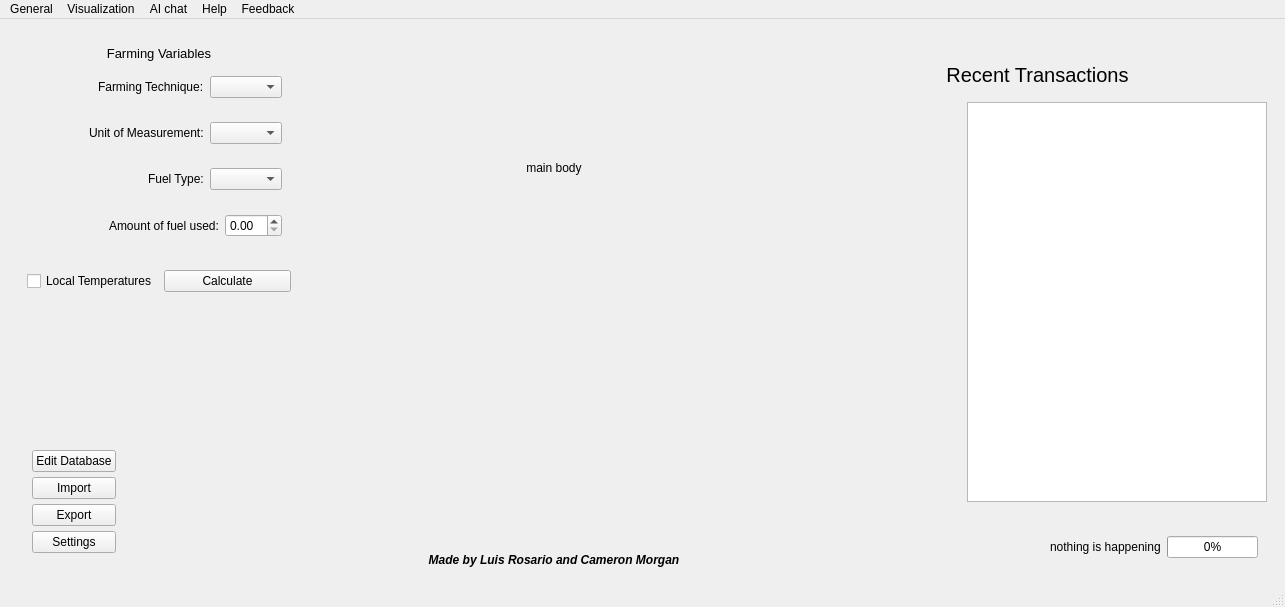
Qt form src/data/resources/GUI_files/main_window.ui (Luis-Rosario-Alers/CarbonCalculator) before a commit.
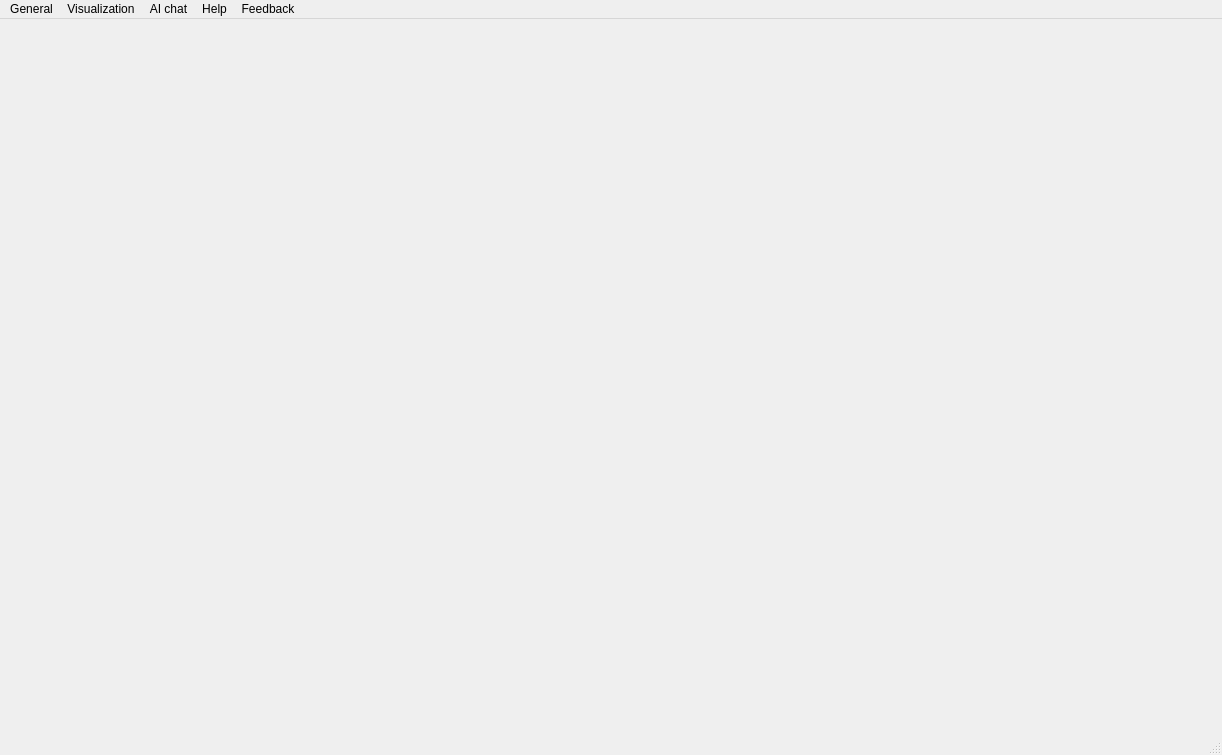
The same form after that commit.

Commit message: :construction: add proper database initialization at startup

Patch:
```diff
--- a/src/data/resources/GUI_files/main_window.ui
+++ b/src/data/resources/GUI_files/main_window.ui
@@ -6,8 +6,8 @@
    <rect>
     <x>0</x>
     <y>0</y>
-    <width>1285</width>
-    <height>607</height>
+    <width>1222</width>
+    <height>755</height>
    </rect>
   </property>
   <property name="windowTitle">
@@ -17,310 +17,15 @@
    <property name="autoFillBackground">
     <bool>false</bool>
    </property>
-   <layout class="QHBoxLayout" name="horizontalLayout">
-    <item>
-     <widget class="QWidget" name="leftBar" native="true">
-      <property name="maximumSize">
-       <size>
-        <width>300</width>
-        <height>16777215</height>
-       </size>
-      </property>
-      <layout class="QVBoxLayout" name="verticalLayout_2">
-       <item>
-        <widget class="QWidget" name="farmingVariablesWidget" native="true">
-         <layout class="QVBoxLayout" name="verticalLayout_3">
-          <item>
-           <widget class="QLabel" name="farmingVariablesLabel">
-            <property name="font">
-             <font>
-              <pointsize>10</pointsize>
-             </font>
-            </property>
-            <property name="text">
-             <string>Farming Variables</string>
-            </property>
-            <property name="alignment">
-             <set>Qt::AlignmentFlag::AlignCenter</set>
-            </property>
-           </widget>
-          </item>
-          <item alignment="Qt::AlignmentFlag::AlignRight">
-           <widget class="QWidget" name="farmingTechniqueWidget" native="true">
-            <layout class="QHBoxLayout" name="horizontalLayout_8">
-             <item>
-              <widget class="QLabel" name="farmingTechniqueLabel">
-               <property name="text">
-                <string>Farming Technique:</string>
-               </property>
-              </widget>
-             </item>
-             <item>
-              <widget class="QComboBox" name="farmingTechniqueComboBox"/>
-             </item>
-            </layout>
-           </widget>
-          </item>
-          <item alignment="Qt::AlignmentFlag::AlignRight">
-           <widget class="QWidget" name="unitOfMeasurementWidget" native="true">
-            <layout class="QHBoxLayout" name="horizontalLayout_7">
-             <item>
-              <widget class="QLabel" name="unitOfMeasurementLabel">
-               <property name="text">
-                <string>Unit of Measurement:</string>
-               </property>
-              </widget>
-             </item>
-             <item>
-              <widget class="QComboBox" name="unitOfMeasurementComboBox"/>
-             </item>
-            </layout>
-           </widget>
-          </item>
-          <item alignment="Qt::AlignmentFlag::AlignRight">
-           <widget class="QWidget" name="fuelTypeWidget" native="true">
-            <layout class="QHBoxLayout" name="horizontalLayout_5">
-             <item alignment="Qt::AlignmentFlag::AlignRight">
-              <widget class="QLabel" name="fuelTypeLabel">
-               <property name="text">
-                <string>Fuel Type:</string>
-               </property>
-              </widget>
-             </item>
-             <item alignment="Qt::AlignmentFlag::AlignRight">
-              <widget class="QComboBox" name="fuelTypeComboBox"/>
-             </item>
-            </layout>
-           </widget>
-          </item>
-          <item alignment="Qt::AlignmentFlag::AlignRight">
-           <widget class="QWidget" name="amountOfFuelUsedWidget" native="true">
-            <layout class="QHBoxLayout" name="horizontalLayout_4">
-             <item alignment="Qt::AlignmentFlag::AlignRight">
-              <widget class="QLabel" name="amountOfFuelUsedLabel">
-               <property name="text">
-                <string>Amount of fuel used:</string>
-               </property>
-              </widget>
-             </item>
-             <item alignment="Qt::AlignmentFlag::AlignRight">
-              <widget class="QDoubleSpinBox" name="amountOfFuelUsedDoubleSpinBox"/>
-             </item>
-            </layout>
-           </widget>
-          </item>
-         </layout>
-        </widget>
-       </item>
-       <item alignment="Qt::AlignmentFlag::AlignTop">
-        <widget class="QWidget" name="calculateContainerWidget" native="true">
-         <layout class="QHBoxLayout" name="horizontalLayout_6">
-          <item>
-           <widget class="QCheckBox" name="calculateContainerCheckBox">
-            <property name="text">
-             <string>Local Temperatures</string>
-            </property>
-           </widget>
-          </item>
-          <item>
-           <widget class="QPushButton" name="calculateContainerPushButton">
-            <property name="text">
-             <string>Calculate</string>
-            </property>
-           </widget>
-          </item>
-         </layout>
-        </widget>
-       </item>
-       <item alignment="Qt::AlignmentFlag::AlignBottom">
-        <widget class="QWidget" name="moreContainerWidget" native="true">
-         <layout class="QVBoxLayout" name="verticalLayout_5">
-          <item alignment="Qt::AlignmentFlag::AlignLeft|Qt::AlignmentFlag::AlignBottom">
-           <widget class="QWidget" name="moreWidget" native="true">
-            <layout class="QVBoxLayout" name="verticalLayout_4">
-             <property name="spacing">
-              <number>5</number>
-             </property>
-             <property name="leftMargin">
-              <number>5</number>
-             </property>
-             <property name="topMargin">
-              <number>5</number>
-             </property>
-             <property name="rightMargin">
-              <number>5</number>
-             </property>
-             <property name="bottomMargin">
-              <number>5</number>
-             </property>
-             <item>
-              <widget class="QPushButton" name="editDatabasePushButton">
-               <property name="text">
-                <string>Edit Database</string>
-               </property>
-              </widget>
-             </item>
-             <item>
-              <widget class="QPushButton" name="importPushButton">
-               <property name="text">
-                <string>Import</string>
-               </property>
-              </widget>
-             </item>
-             <item>
-              <widget class="QPushButton" name="exportPushButton">
-               <property name="text">
-                <string>Export</string>
-               </property>
-              </widget>
-             </item>
-             <item>
-              <widget class="QPushButton" name="settingsPushButton">
-               <property name="text">
-                <string>Settings</string>
-               </property>
-              </widget>
-             </item>
-            </layout>
-           </widget>
-          </item>
-         </layout>
-        </widget>
-       </item>
-      </layout>
-     </widget>
-    </item>
-    <item>
-     <widget class="QWidget" name="mainBody" native="true">
-      <property name="font">
-       <font>
-        <underline>false</underline>
-        <strikeout>false</strikeout>
-       </font>
-      </property>
-      <layout class="QVBoxLayout" name="verticalLayout_6">
-       <item>
-        <widget class="QLabel" name="mainBodyPlaceholderLabel">
-         <property name="font">
-          <font>
-           <underline>false</underline>
-           <strikeout>false</strikeout>
-           <kerning>false</kerning>
-          </font>
-         </property>
-         <property name="text">
-          <string>main body</string>
-         </property>
-         <property name="alignment">
-          <set>Qt::AlignmentFlag::AlignCenter</set>
-         </property>
-        </widget>
-       </item>
-       <item alignment="Qt::AlignmentFlag::AlignBottom">
-        <widget class="QLabel" name="madeByCreditsLabel">
-         <property name="font">
-          <font>
-           <italic>true</italic>
-           <bold>true</bold>
-           <underline>false</underline>
-           <strikeout>false</strikeout>
-          </font>
-         </property>
-         <property name="text">
-          <string>Made by Luis Rosario and Cameron Morgan</string>
-         </property>
-         <property name="alignment">
-          <set>Qt::AlignmentFlag::AlignCenter</set>
-         </property>
-        </widget>
-       </item>
-      </layout>
-     </widget>
-    </item>
-    <item>
-     <widget class="QWidget" name="rightBar" native="true">
-      <layout class="QVBoxLayout" name="verticalLayout">
-       <item>
-        <widget class="QWidget" name="recentTransactionsHeaderWidget" native="true">
-         <layout class="QHBoxLayout" name="horizontalLayout_3">
-          <item>
-           <widget class="QLabel" name="recentTransactionsHeaderLabel">
-            <property name="font">
-             <font>
-              <pointsize>15</pointsize>
-             </font>
-            </property>
-            <property name="text">
-             <string>Recent Transactions</string>
-            </property>
-            <property name="alignment">
-             <set>Qt::AlignmentFlag::AlignBottom|Qt::AlignmentFlag::AlignHCenter</set>
-            </property>
-           </widget>
-          </item>
-         </layout>
-        </widget>
-       </item>
-       <item alignment="Qt::AlignmentFlag::AlignRight">
-        <widget class="QTableWidget" name="sqlTableWidget">
-         <property name="minimumSize">
-          <size>
-           <width>300</width>
-           <height>0</height>
-          </size>
-         </property>
-         <property name="maximumSize">
-          <size>
-           <width>16777215</width>
-           <height>400</height>
-          </size>
-         </property>
-        </widget>
-       </item>
-       <item alignment="Qt::AlignmentFlag::AlignRight|Qt::AlignmentFlag::AlignBottom">
-        <widget class="QWidget" name="progressContainerWidget" native="true">
-         <property name="minimumSize">
-          <size>
-           <width>39</width>
-           <height>0</height>
-          </size>
-         </property>
-         <layout class="QHBoxLayout" name="horizontalLayout_2">
-          <item alignment="Qt::AlignmentFlag::AlignVCenter">
-           <widget class="QLabel" name="progressLabel">
-            <property name="text">
-             <string>nothing is happening</string>
-            </property>
-           </widget>
-          </item>
-          <item alignment="Qt::AlignmentFlag::AlignHCenter|Qt::AlignmentFlag::AlignBottom">
-           <widget class="QProgressBar" name="progressBar">
-            <property name="sizePolicy">
-             <sizepolicy hsizetype="Expanding" vsizetype="Expanding">
-              <horstretch>0</horstretch>
-              <verstretch>0</verstretch>
-             </sizepolicy>
-            </property>
-            <property name="value">
-             <number>0</number>
-            </property>
-           </widget>
-          </item>
-         </layout>
-        </widget>
-       </item>
-      </layout>
-     </widget>
-    </item>
-   </layout>
+   <layout class="QHBoxLayout" name="horizontalLayout"/>
   </widget>
   <widget class="QMenuBar" name="menubar">
    <property name="geometry">
     <rect>
      <x>0</x>
      <y>0</y>
-     <width>1285</width>
-     <height>33</height>
+     <width>1222</width>
+     <height>30</height>
     </rect>
    </property>
    <widget class="QMenu" name="menuGeneral">
```
The commit also changes 9 other files.
